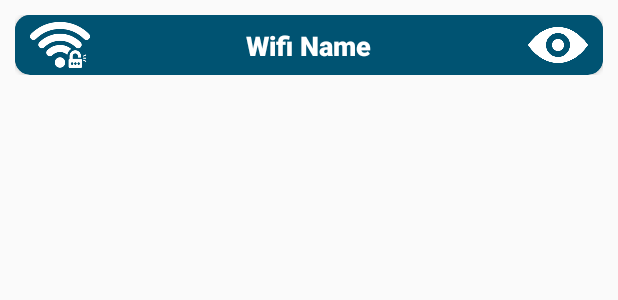
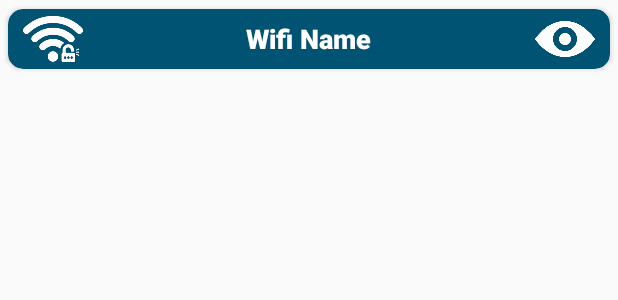
Before and after one commit to MAClientApps/5987-Unlockeez, an Android app: the layout show_pass_item_view.xml on its own in the app's theme, with its tools: preview values and no code run, on a phone screen of 412 x 824 dp. Shown: the top 300 px of the screen. Run offline under Robolectric (Android 15) with nearby library versions, the phone set to English and light mode, and no system bars.

```diff
--- a/app/build.gradle
+++ b/app/build.gradle
@@ -1,6 +1,7 @@
 plugins {
     id 'com.android.application'
     id 'com.google.gms.google-services'
+    id 'com.google.firebase.crashlytics'
 }
 
 android {
@@ -64,5 +65,6 @@ dependencies {
 
     implementation platform('com.google.firebase:firebase-bom:32.0.0')
     implementation 'com.google.firebase:firebase-analytics'
+    implementation 'com.google.firebase:firebase-crashlytics'
     implementation 'com.google.firebase:firebase-config'
 }
--- a/app/src/main/res/layout/show_pass_item_view.xml
+++ b/app/src/main/res/layout/show_pass_item_view.xml
@@ -1,106 +1,82 @@
 <?xml version="1.0" encoding="utf-8"?>
 <RelativeLayout xmlns:android="http://schemas.android.com/apk/res/android"
+    xmlns:app="http://schemas.android.com/apk/res-auto"
     xmlns:tools="http://schemas.android.com/tools"
     android:layout_width="match_parent"
-    android:layout_height="wrap_content"
-    xmlns:app="http://schemas.android.com/apk/res-auto">
+    android:layout_height="wrap_content">
 
-    <RelativeLayout
-        android:layout_width="match_parent"
-        android:layout_height="wrap_content"
-        android:orientation="horizontal"
-        android:padding="10dp"
-        >
-
-        <LinearLayout
-            android:layout_width="match_parent"
-            android:layout_height="wrap_content"
-            android:layout_toStartOf="@+id/imgWifiView"
-            android:orientation="vertical">
 
     <androidx.cardview.widget.CardView
         android:id="@+id/unLockeEzWifiPassWordCardViewId"
         android:layout_width="match_parent"
         android:layout_height="wrap_content"
-                android:elevation="5dp"
+        android:elevation="8dp"
+        app:cardBackgroundColor="#005372"
         app:cardCornerRadius="10dp"
-                app:cardBackgroundColor="#005372">
+        app:cardPreventCornerOverlap="true"
+        app:cardUseCompatPadding="true">
+
+        <RelativeLayout
+            android:layout_width="match_parent"
+            android:layout_height="wrap_content">
+
+            <ImageView
+                android:id="@+id/wifilogo"
+                android:layout_width="40dp"
+                android:layout_height="40dp"
+                android:layout_alignParentStart="true"
+                android:layout_centerVertical="true"
+                android:layout_marginStart="10dp"
+                android:src="@drawable/ic_excellent" />
+
             <LinearLayout
                 android:layout_width="match_parent"
                 android:layout_height="wrap_content"
+                android:layout_centerVertical="true"
+                android:layout_toStartOf="@+id/unLockeEzWifiShowThePassId"
+                android:layout_toEndOf="@+id/wifilogo"
                 android:orientation="vertical">
-                    <LinearLayout
-                        android:layout_width="match_parent"
-                        android:layout_height="wrap_content">
-                        <androidx.cardview.widget.CardView
-                            android:layout_width="match_parent"
-                            android:layout_height="wrap_content"
-                            app:cardBackgroundColor="#005372">
+
 
                 <TextView
                     android:id="@+id/unLockeEzWifiNameViewId"
                     android:layout_width="wrap_content"
                     android:layout_height="wrap_content"
+                    android:layout_gravity="center_horizontal"
+                    android:ellipsize="marquee"
+                    android:fontFamily="sans-serif-medium"
                     android:text="@string/wifi_name"
-                            android:textStyle="bold"
-                            android:fontFamily="sans-serif-medium"
-                            android:layout_gravity="center_horizontal"                            android:layout_marginTop="8dp"
                     android:textColor="@color/AppLight"
-                            android:textSize="18sp" />
+                    android:textSize="18sp"
+                    android:textStyle="bold" />
 
-                        </androidx.cardview.widget.CardView>
-                    </LinearLayout>
-                    <LinearLayout
-                        android:layout_gravity="bottom"
-                        android:layout_width="match_parent"
-                        android:layout_height="wrap_content">
-                        <androidx.cardview.widget.CardView
-                            android:id="@+id/passcardview"
-                            android:layout_width="match_parent"
-                            android:layout_height="wrap_content"
-                            android:elevation="5dp"
-                            app:cardBackgroundColor="#005372">
 
                 <TextView
                     android:id="@+id/unLockeEzShowWifiPassId"
                     android:layout_width="wrap_content"
                     android:layout_height="wrap_content"
+                    android:layout_gravity="center_horizontal"
+                    android:ellipsize="marquee"
                     android:text="@string/password"
+                    android:textColor="@color/AppLight"
+                    android:textSize="16sp"
                     android:textStyle="bold"
-                                android:visibility="gone"
-                                android:paddingBottom="8sp"
-                                android:layout_gravity="center_horizontal"
-                                android:textColor="@color/AppLight"
-                                android:textSize="18sp" />
-                        </androidx.cardview.widget.CardView>
+                    android:visibility="gone" />
+
             </LinearLayout>
-                </LinearLayout>
-                <ImageView
-                    android:layout_width="40dp"
-                    android:layout_height="40dp"
-                    android:layout_marginStart="10dp"
-                    android:layout_gravity="center_vertical"
-                    android:src="@drawable/ic_excellent" />
+
             <ImageView
                 android:id="@+id/unLockeEzWifiShowThePassId"
                 android:layout_width="40dp"
                 android:layout_height="40dp"
-                    android:layout_gravity="end|center_vertical"
+                android:layout_alignParentEnd="true"
+                android:layout_centerVertical="true"
                 android:layout_marginEnd="10dp"
                 android:src="@drawable/key" />
+
+        </RelativeLayout>
+
     </androidx.cardview.widget.CardView>
 
 
-        </LinearLayout>
-
-        <ImageView
-            android:id="@+id/imgWifiView"
-            android:layout_width="90dp"
-            android:layout_height="90dp"
-            android:layout_alignParentRight="true"
-            android:scaleType="fitXY"
-            android:src="@drawable/wifi_blue"
-            android:visibility="gone" />
 </RelativeLayout>
-
-</RelativeLayout>
--- a/build.gradle
+++ b/build.gradle
@@ -9,6 +9,7 @@ buildscript {
     dependencies {
         classpath 'com.android.tools.build:gradle:7.4.0'
         classpath 'com.google.gms:google-services:4.3.15'
+        classpath 'com.google.firebase:firebase-crashlytics-gradle:2.9.7'
         classpath 'com.github.dcendents:android-maven-gradle-plugin:2.0'
 
         // NOTE: Do not place your application dependencies here; they belong
```
Also changed, not shown: app/src/main/java/com/wifisecure/unlockeez/Activity/UnLockeEzSplashActivity.java (+25 -57 lines), app/src/main/java/com/wifisecure/unlockeez/App.java (+5 -21 lines), app/src/main/java/com/wifisecure/unlockeez/Utils.java (+7 -7 lines). Lines whose indentation alone changed are shown as unchanged.
